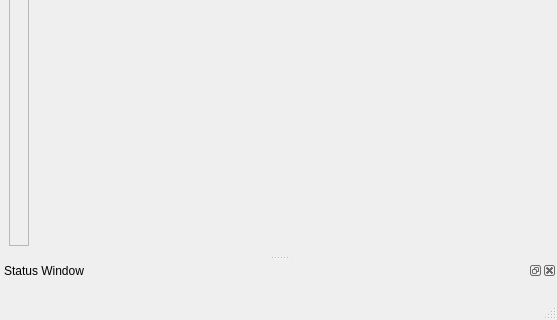
Qt form trunk/maestro/gui/MaestroBase.ui (patrickhartling/maestro) before a commit; both pictures show x 0 to 557 and y 203 to 523 of the 557 by 523 pixel window.
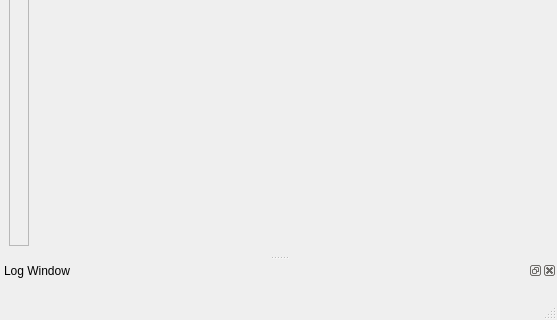
The same form after that commit. Icons and pictures are not drawn.

Commit message: - Rename toolbars.

```diff
--- a/trunk/maestro/gui/MaestroBase.ui
+++ b/trunk/maestro/gui/MaestroBase.ui
@@ -158,7 +158,7 @@
     <set>Qt::BottomDockWidgetArea</set>
    </property>
    <property name="windowTitle" >
-    <string>Status Window</string>
+    <string>Log Window</string>
    </property>
    <attribute name="dockWidgetArea" >
     <number>8</number>
```
Left out of the diff: 8 changed lines with no effect on the pictures. The commit also changes 3 other files.
